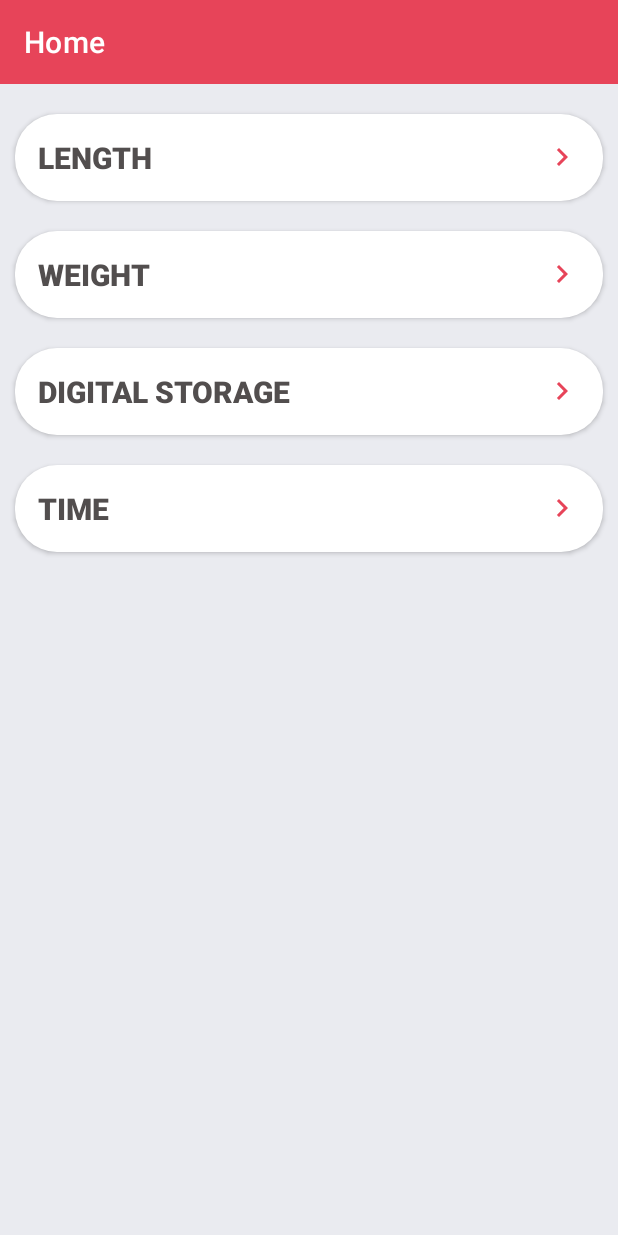
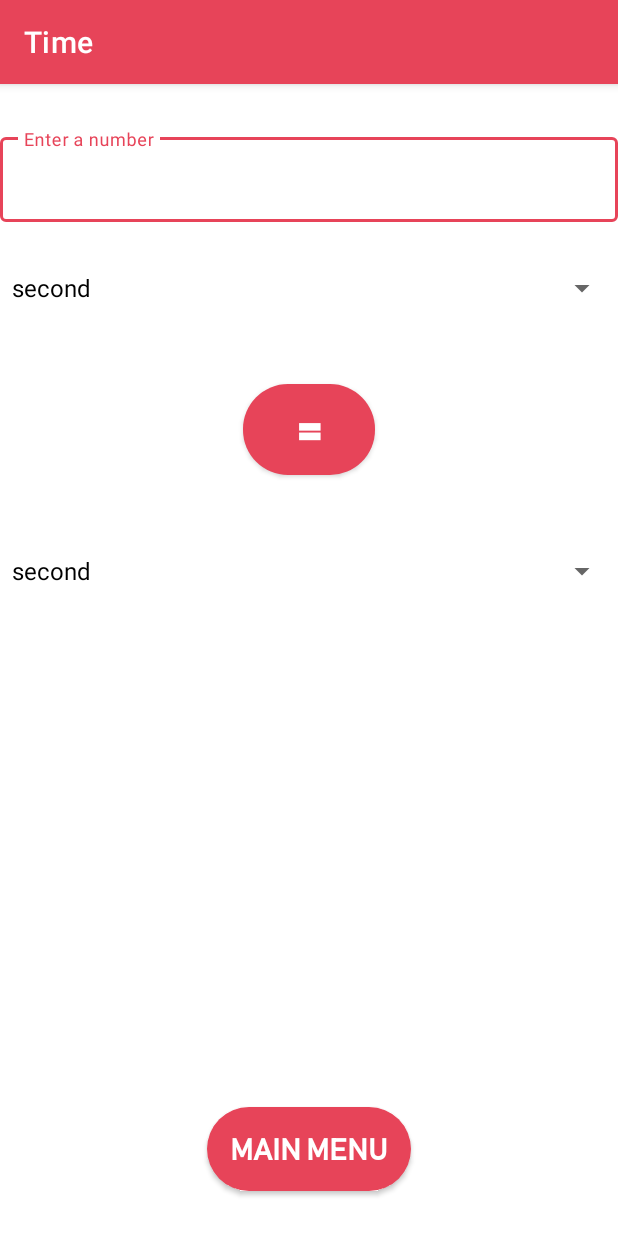
Before and after one commit to mohakdev/Unit-Converter, an Android app: the screen it shows after launch (MainActivity before the commit, TimeActivity after it), after a tap on "TIME", on a phone screen of 412 x 824 dp. Run offline under Robolectric (Android 15) with nearby library versions, the phone set to English and light mode, and no system bars.

Commit message:
Time Page Created

```diff
--- a/app/src/main/AndroidManifest.xml
+++ b/app/src/main/AndroidManifest.xml
@@ -9,7 +9,8 @@
         android:roundIcon="@mipmap/ic_launcher_round"
         android:supportsRtl="true"
         android:theme="@style/Theme.UnitConverter">
-        <activity android:name=".WeightActivity"></activity>
+        <activity android:name=".TimeActivity"></activity>
+        <activity android:name=".WeightActivity" />
         <activity android:name=".Length" />
         <activity android:name=".MainActivity">
             <intent-filter>
--- a/app/src/main/java/com/antares_studio/unitconverter/MainActivity.java
+++ b/app/src/main/java/com/antares_studio/unitconverter/MainActivity.java
@@ -14,16 +14,20 @@ public class MainActivity extends AppCompatActivity {
         setContentView(R.layout.activity_main);
     }
 
+    //To pass float as parameter in calculate class method add an f in last
     public void openLengthPage(View view) {
         Intent intent = new Intent(this, Length.class);
         startActivity(intent);
     }
+
     public void openWeightPage(View view) {
         Intent intent = new Intent(this, WeightActivity.class);
         startActivity(intent);
     }
 
     public void openTimePage(View view) {
+        Intent intent = new Intent(this, TimeActivity.class);
+        startActivity(intent);
     }
 
     public void openDigitalPage(View view) {
--- /dev/null
+++ b/app/src/main/res/layout/activity_time.xml
@@ -0,0 +1,115 @@
+<?xml version="1.0" encoding="utf-8"?>
+<androidx.constraintlayout.widget.ConstraintLayout xmlns:android="http://schemas.android.com/apk/res/android"
+    xmlns:app="http://schemas.android.com/apk/res-auto"
+    xmlns:tools="http://schemas.android.com/tools"
+    android:layout_width="match_parent"
+    android:layout_height="match_parent"
+    tools:context=".TimeActivity">
+
+    <com.google.android.material.appbar.AppBarLayout
+        android:id="@+id/appBarLayout3"
+        android:layout_width="match_parent"
+        android:layout_height="wrap_content"
+        app:layout_constraintEnd_toEndOf="parent"
+        app:layout_constraintStart_toStartOf="parent"
+        app:layout_constraintTop_toTopOf="parent">
+
+        <androidx.appcompat.widget.Toolbar
+            android:id="@+id/toolbar2"
+            android:layout_width="match_parent"
+            android:layout_height="wrap_content"
+            android:background="?attr/colorPrimary"
+            android:minHeight="?attr/actionBarSize"
+            android:theme="?attr/actionBarTheme"
+            app:layout_constraintEnd_toEndOf="parent"
+            app:layout_constraintStart_toStartOf="parent"
+            app:layout_constraintTop_toTopOf="parent"
+            app:title="Time"
+            app:titleTextColor="@color/white" />
+    </com.google.android.material.appbar.AppBarLayout>
+
+    <com.google.android.material.textfield.TextInputLayout
+        android:id="@+id/Time_edt"
+        style="@style/Widget.MaterialComponents.TextInputLayout.OutlinedBox"
+        android:layout_width="match_parent"
+        android:layout_height="wrap_content"
+        android:layout_marginTop="30dp"
+        android:hint="Enter a number"
+        app:boxStrokeColor="@color/red"
+        app:layout_constraintEnd_toEndOf="parent"
+        app:layout_constraintStart_toStartOf="parent"
+        app:layout_constraintTop_toBottomOf="@+id/appBarLayout3">
+
+        <com.google.android.material.textfield.TextInputEditText
+            android:id="@+id/Time_UserAnswer"
+            android:layout_width="match_parent"
+            android:layout_height="wrap_content" />
+    </com.google.android.material.textfield.TextInputLayout>
+
+    <Spinner
+        android:id="@+id/Time_firstSpinner"
+        android:layout_width="match_parent"
+        android:layout_height="wrap_content"
+        android:layout_marginTop="20dp"
+        android:textAlignment="viewStart"
+        app:layout_constraintTop_toBottomOf="@id/Time_edt" />
+
+    <android.widget.Button
+        android:id="@+id/Time_Calculate"
+        android:layout_width="wrap_content"
+        android:layout_height="wrap_content"
+        android:layout_marginTop="40dp"
+        android:background="@drawable/btn"
+        android:elevation="20dp"
+        android:fontFamily="@font/boldfont"
+        android:onClick="calculate"
+        android:padding="5dp"
+        android:text="="
+        android:textColor="@color/white"
+        android:textSize="40sp"
+        android:textStyle="bold"
+        app:layout_constraintEnd_toEndOf="parent"
+        app:layout_constraintStart_toStartOf="parent"
+        app:layout_constraintTop_toBottomOf="@+id/Time_firstSpinner" />
+
+    <Spinner
+        android:id="@+id/Time_SecondSpinner"
+        android:layout_width="match_parent"
+        android:layout_height="wrap_content"
+        android:layout_marginTop="40dp"
+        android:textAlignment="viewStart"
+        app:layout_constraintTop_toBottomOf="@id/Time_Calculate" />
+
+    <android.widget.Button
+        android:id="@+id/Time_toHome"
+        android:layout_width="wrap_content"
+        android:layout_height="wrap_content"
+        android:layout_marginBottom="30dp"
+        android:background="@drawable/btn"
+        android:fontFamily="@font/boldfont"
+        android:onClick="timeToMain"
+        android:padding="15dp"
+        android:text="MAIN MENU"
+        android:textColor="@color/white"
+        android:textSize="20sp"
+        android:textStyle="bold"
+        app:layout_constraintBottom_toBottomOf="parent"
+        app:layout_constraintEnd_toEndOf="parent"
+        app:layout_constraintStart_toStartOf="parent" />
+
+    <TextView
+        android:id="@+id/Time_txt"
+        android:layout_width="wrap_content"
+        android:layout_height="wrap_content"
+        android:elevation="10dp"
+        android:fontFamily="@font/boldfont"
+        android:text=""
+        android:textColor="@color/red"
+        android:textSize="40sp"
+        app:layout_constraintBottom_toTopOf="@+id/Time_toHome"
+        app:layout_constraintEnd_toEndOf="parent"
+        app:layout_constraintStart_toStartOf="parent"
+        app:layout_constraintTop_toBottomOf="@+id/Time_SecondSpinner" />
+
+
+</androidx.constraintlayout.widget.ConstraintLayout>
```
Also changed, not shown: app/src/main/java/com/antares_studio/unitconverter/TimeActivity.java (added, +231 -0 lines), app/src/main/java/com/antares_studio/unitconverter/WeightActivity.java (+12 -12 lines).
